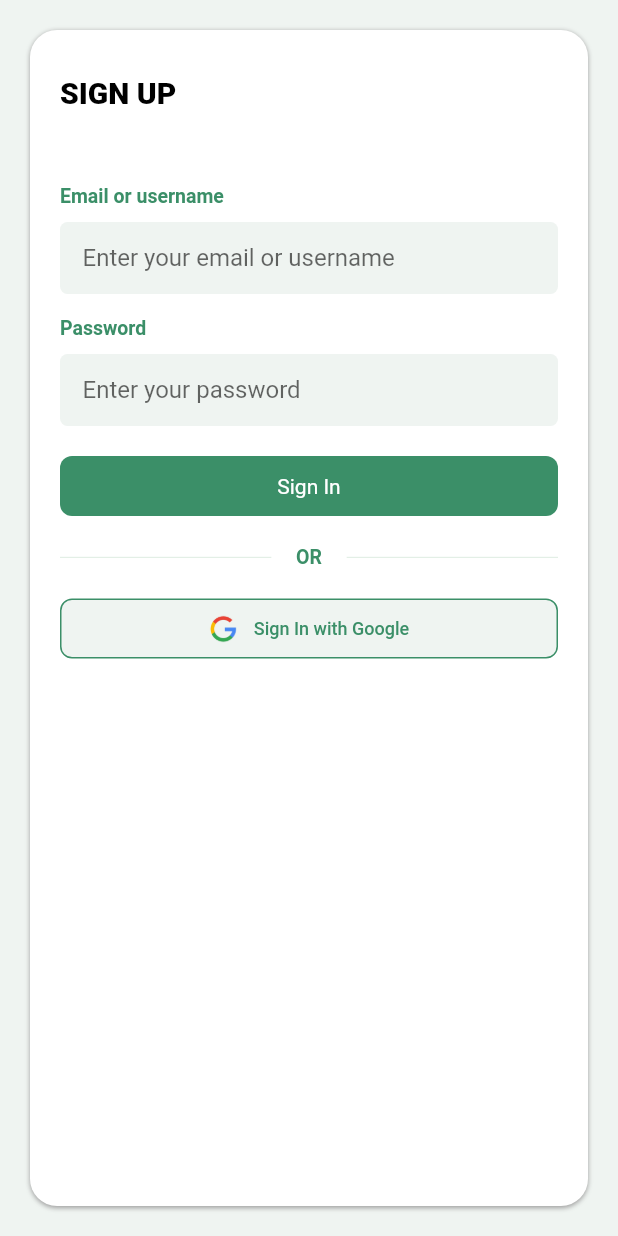
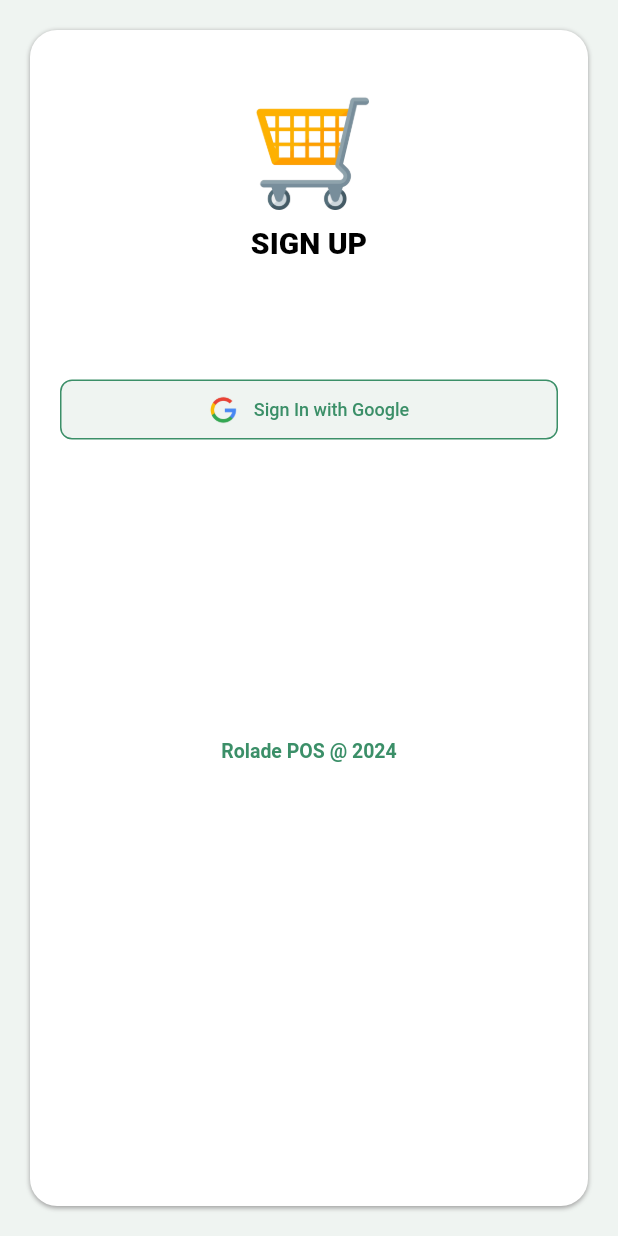
Before and after one commit to KalubaTech/rolade_pos_app, a Flutter app: the screen it shows after launch, on a phone screen of 412 x 824 dp. Run offline on Flutter 3.47's test engine with Material 3 defaults, Android fonts, the phone set to English and light mode, and no system bars; our stand-ins replace badges, cached_network_image, cloud_firestore, draggable_home, dropdown_search, firebase_auth and 26 more; missing offline and left inert: animated_digit, dart:ffi, decorated_icon, flutter_circle_color_picker, flutter_easy_table, flutter_enhanced_barcode_scanner and 11 more; accounts and stored records are empty.

Commit message:
- Sales Overview - overflow - Sign sign - remove other fields

```diff
--- a/lib/helpers/pdf_gen.dart
+++ b/lib/helpers/pdf_gen.dart
@@ -314,7 +314,7 @@ List<TableRow> generateTableRows(
   Methods _methods = Methods();
   for (var productData in orderProducts) {
     String productId = productData['productId'];
-    int qty = int.parse(productData['quantity']);
+    int qty = int.parse(productData['quantity']??productData['qty']);
 
     // Find the product using productId
     var product = allProducts
--- a/lib/views/sign_in_views/sign_up.dart
+++ b/lib/views/sign_in_views/sign_up.dart
@@ -29,25 +29,15 @@ class SignUp extends StatelessWidget {
             padding: EdgeInsets.all(20),
             width: double.infinity,
             height: double.infinity,
+            child: Center(
               child: CardItems(
-                head: Container(
-                  width: double.infinity,
-                  padding: EdgeInsets.all(20),
-                  child: Column(
-                    crossAxisAlignment: CrossAxisAlignment.start,
-                    children: [
-                      SizedBox(height: 10,),
-                      Text('SIGN UP', style: title1,),
-                      SizedBox(height: 10,),
-                    ],
-                  ),
-                ),
+                  head: Container(),
                   body:  Container(
                     padding: EdgeInsets.symmetric(horizontal: 20, vertical: 20),
                     child: Column(
                       crossAxisAlignment: CrossAxisAlignment.start,
                       children: [
-                      Text('Email or username', style: title3,),
+              /*          Text('Email or username', style: title3,),
                         SizedBox(height: 10,),
                         FormInputField(
                           controller: emailController,
@@ -79,8 +69,20 @@ class SignUp extends StatelessWidget {
                             SizedBox(width: 10,),
                             Expanded(child: Container(color: Karas.background,height: 0.5,))
                           ],
+                        ),*/   Container(
+                          width: double.infinity,
+                          padding: EdgeInsets.all(20),
+                          child: Column(
+                            crossAxisAlignment: CrossAxisAlignment.center,
+                            children: [
+                              Image.asset('assets/logo_splash.png', width: 80,),
+                              SizedBox(height: 10,),
+                              Text('SIGN UP', style: title1,),
+                              SizedBox(height: 10,),
+                            ],
                           ),
-                      SizedBox(height: 20),
+                        ),
+                        SizedBox(height: 50),
                         Button2(
                           height: 40,
                             border: Border.all(color: Karas.primary),
@@ -110,13 +112,16 @@ class SignUp extends StatelessWidget {
                               Get.back();
                             },
                             backgroundColor: Karas.secondary,
-                      )
+                        ),
+                        SizedBox(height: 200),
+                        Center(child: Text('Rolade POS @ 2024', style: title3,))
                       ],
                     ),
                   )
               ),
             ),
           ),
+        ),
       );
   }
 }
```
Also changed, not shown: lib/views/dashboard/dashboard.dart (+5 -3 lines), lib/views/salses_views/sales_overview.dart (+33 -14 lines). Lines whose indentation alone changed are shown as unchanged.
